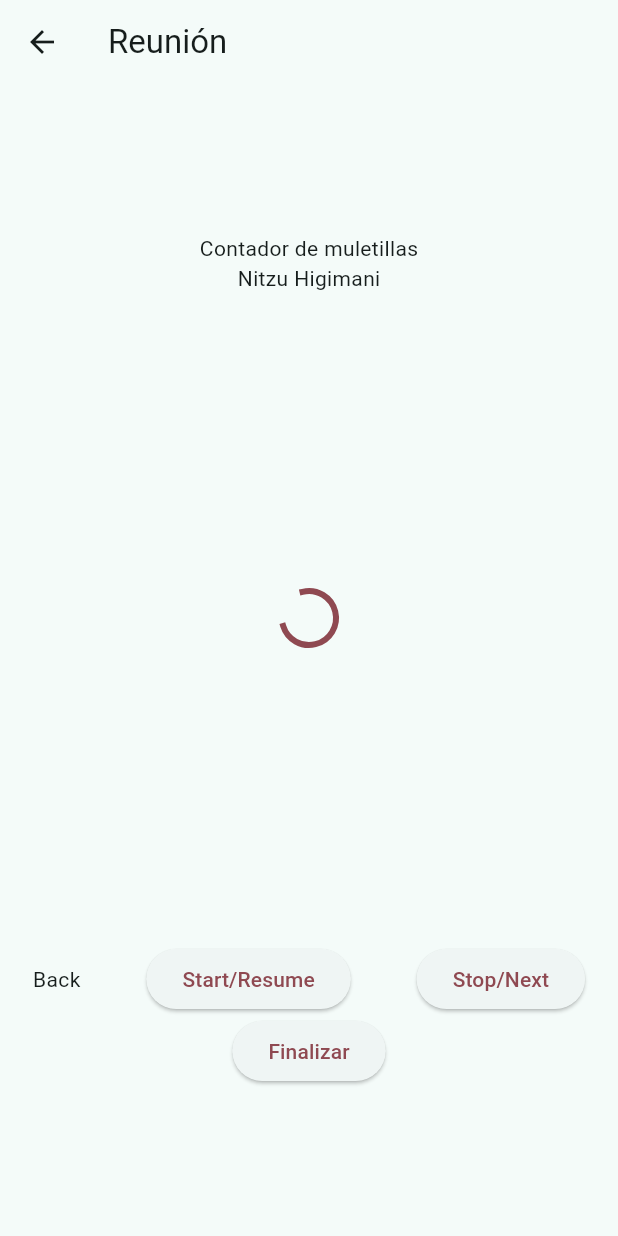
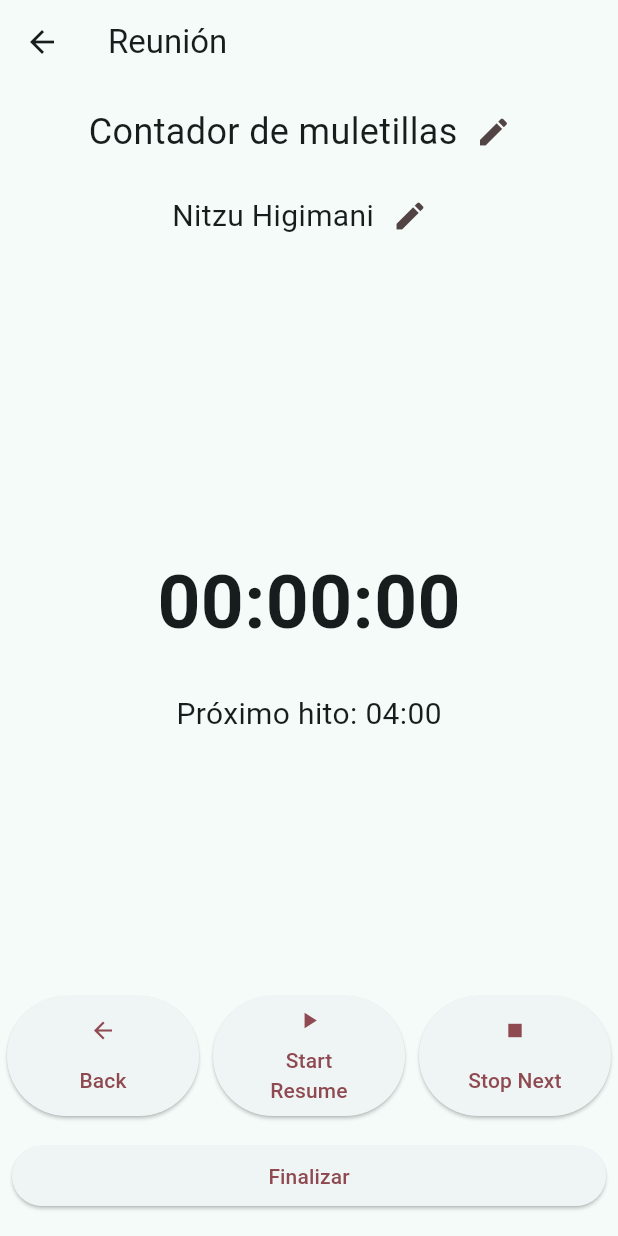
Before and after one commit to gerardo-m/tomy_timer, a Flutter app: the MeetingScreen screen opened by its route, on a phone screen of 412 x 824 dp. Run offline on Flutter 3.47's test engine with Material 3 defaults, Android fonts, the phone set to English and light mode, and no system bars; our stand-ins replace equatable, flutter_bloc, get_it; missing offline and left inert: flutter_dialog_helper.

Commit message:
Finished meeting layout

```diff
--- a/lib/utils/route_handling.dart
+++ b/lib/utils/route_handling.dart
@@ -37,7 +37,7 @@ class TomyTimerRouteHandling {
       return MultiBlocProvider(
         providers: [
           BlocProvider(
-            create: (context) => ClockCubit(),
+            create: (context) => ClockCubit()..load(),
           ),
         ],
         child: const MeetingScreen(),
--- a/lib/views/meeting/clock/clock_widget.dart
+++ b/lib/views/meeting/clock/clock_widget.dart
@@ -20,9 +20,13 @@ class ClockWidget extends StatelessWidget {
     return ClockBlocBuilder(
       builder: (context, state) {
         return Column(
+          mainAxisAlignment: MainAxisAlignment.center,
           children: [
-            Text(state.duration.tommssxx(), style: _mainText,),
-            Text('04:00', style: _secondText),
+            Padding(
+              padding: const EdgeInsets.symmetric(vertical: 24),
+              child: Text(state.duration.tommssxx(), style: _mainText,),
+            ),
+            Text('Próximo hito: 04:00', style: _secondText),
           ],
         );
       },
--- a/lib/views/meeting/clock/cubit/clock_cubit.dart
+++ b/lib/views/meeting/clock/cubit/clock_cubit.dart
@@ -17,6 +17,11 @@ class ClockCubit extends Cubit<ClockState> {
   // Duration _duration = Duration.zero;
 
   StreamSubscription<Duration>? _clockSubscription;
+
+  void load(){
+    reset();
+    emit(ClockValid(duration: Duration.zero, startTime: _startTime));
+  }
 
   Future<void> start() async{
     if (!_started){
--- a/lib/views/meeting/meeting_screen.dart
+++ b/lib/views/meeting/meeting_screen.dart
@@ -1,11 +1,15 @@
 import 'package:flutter/material.dart';
 import 'package:flutter_bloc/flutter_bloc.dart';
+import 'package:flutter_dialog_helper/flutter_dialog_helper.dart';
 import 'package:tomy_timer/utils/routes.dart';
 import 'package:tomy_timer/views/meeting/clock/clock_widget.dart';
 import 'package:tomy_timer/views/meeting/clock/cubit/clock_cubit.dart';
 
 class MeetingScreen extends StatelessWidget {
   const MeetingScreen({Key? key}) : super(key: key);
+
+  final _roleText = const TextStyle(fontSize: 24);
+  final _nameText = const TextStyle(fontSize: 20);
 
   @override
   Widget build(BuildContext context) {
@@ -19,35 +23,82 @@ class MeetingScreen extends StatelessWidget {
           mainAxisAlignment: MainAxisAlignment.spaceAround,
           crossAxisAlignment: CrossAxisAlignment.center,
           children: [
-            const Column(
-              children: [Text('Contador de muletillas'), Text('Nitzu Higimani')],
+            Column(
+              children: [
+                Padding(
+                  padding: const EdgeInsets.symmetric(vertical: 8),
+                  child: Row(
+                    mainAxisAlignment: MainAxisAlignment.center,
+                    children: [
+                      Text(
+                        'Contador de muletillas',
+                        style: _roleText,
+                      ),
+                      IconButton(
+                          onPressed: () {
+                            showPromtDialog(context, 'Rol', initialValue: 'Contador de muletillas');
+                          },
+                          icon: const Icon(Icons.edit)),
+                    ],
+                  ),
+                ),
+                Row(
+                  mainAxisAlignment: MainAxisAlignment.center,
+                  children: [
+                    Text(
+                      'Nitzu Higimani',
+                      style: _nameText,
+                    ),
+                    IconButton(
+                        onPressed: () {
+                          showPromtDialog(context, 'Nombre', initialValue: 'Nitzu Higimani');
+                        },
+                        icon: const Icon(Icons.edit)),
+                  ],
+                ),
+              ],
             ),
-            const ClockWidget(),
+            const Expanded(child: ClockWidget()),
             Column(
               children: [
                 Row(
                   mainAxisAlignment: MainAxisAlignment.spaceAround,
                   children: [
-                    const Text('Back'),
-                    ElevatedButton(
+                    _MeetingActionButton(
+                      onPressed: () {},
+                      text: 'Back',
+                      icon: Icons.arrow_back,
+                    ),
+                    _MeetingActionButton(
                       onPressed: () async {
                         context.read<ClockCubit>().start();
                       },
-                      child: const Text('Start/Resume'),
+                      text: 'Start Resume',
+                      icon: Icons.play_arrow,
                     ),
-                    ElevatedButton(
+                    _MeetingActionButton(
                       onPressed: () {
                         context.read<ClockCubit>().stop();
                       },
-                      child: const Text('Stop/Next'),
+                      text: 'Stop Next',
+                      icon: Icons.stop,
                     ),
                   ],
                 ),
-                ElevatedButton(
-                  onPressed: () {
-                    Navigator.of(context).pushNamed(TomyTimerRoutes.report);
-                  },
-                  child: const Text('Finalizar'),
+                Row(
+                  children: [
+                    Expanded(
+                      child: Padding(
+                        padding: const EdgeInsets.symmetric(vertical: 16, horizontal: 8),
+                        child: ElevatedButton(
+                          onPressed: () {
+                            Navigator.of(context).pushNamed(TomyTimerRoutes.report);
+                          },
+                          child: const Text('Finalizar'),
+                        ),
+                      ),
+                    ),
+                  ],
                 ),
               ],
             ),
@@ -57,3 +108,36 @@ class MeetingScreen extends StatelessWidget {
     );
   }
 }
+
+class _MeetingActionButton extends StatelessWidget {
+  const _MeetingActionButton({
+    required this.onPressed,
+    required this.text,
+    required this.icon,
+  });
+
+  final void Function()? onPressed;
+  final String text;
+  final IconData icon;
+
+  @override
+  Widget build(BuildContext context) {
+    return ElevatedButton(
+      onPressed: onPressed,
+      child: SizedBox(
+        height: 80,
+        width: 80,
+        child: Column(
+          mainAxisAlignment: MainAxisAlignment.spaceEvenly,
+          children: [
+            Icon(icon),
+            Text(
+              text,
+              textAlign: TextAlign.center,
+            ),
+          ],
+        ),
+      ),
+    );
+  }
+}
--- a/pubspec.yaml
+++ b/pubspec.yaml
@@ -39,6 +39,7 @@ dependencies:
   # The following adds the Cupertino Icons font to your application.
   # Use with the CupertinoIcons class for iOS style icons.
   cupertino_icons: ^1.0.2
+  flutter_dialog_helper: ^0.2.0
 
 dev_dependencies:
   flutter_test:
```
Also changed, not shown: pubspec.lock, 1 other file.
